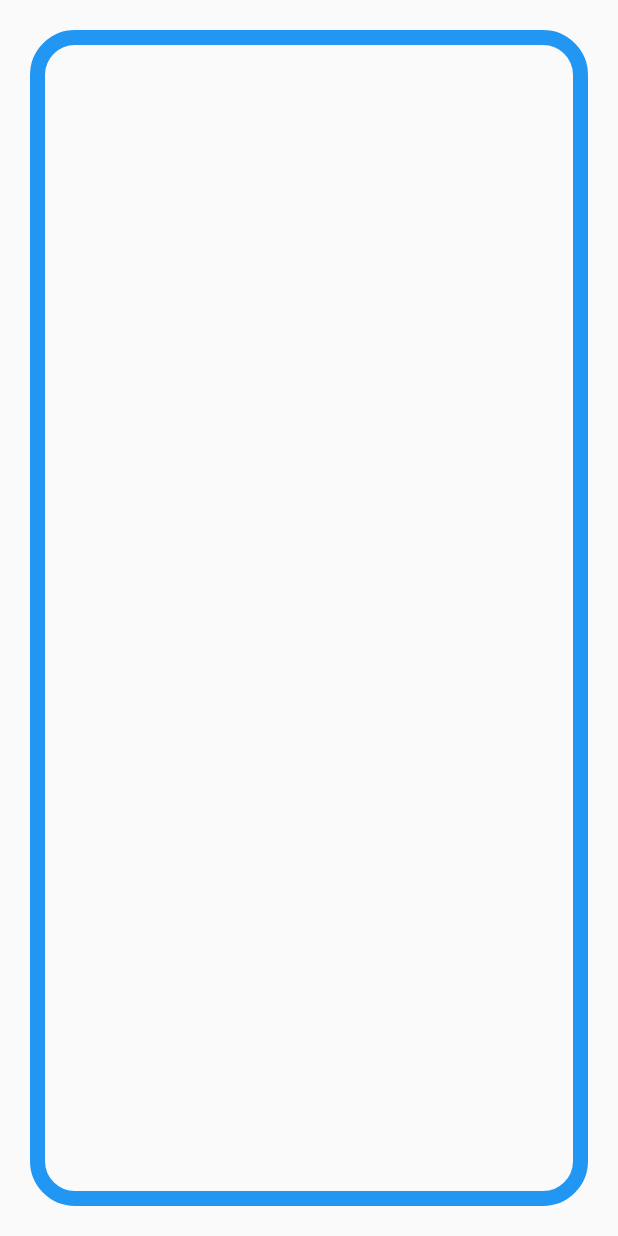
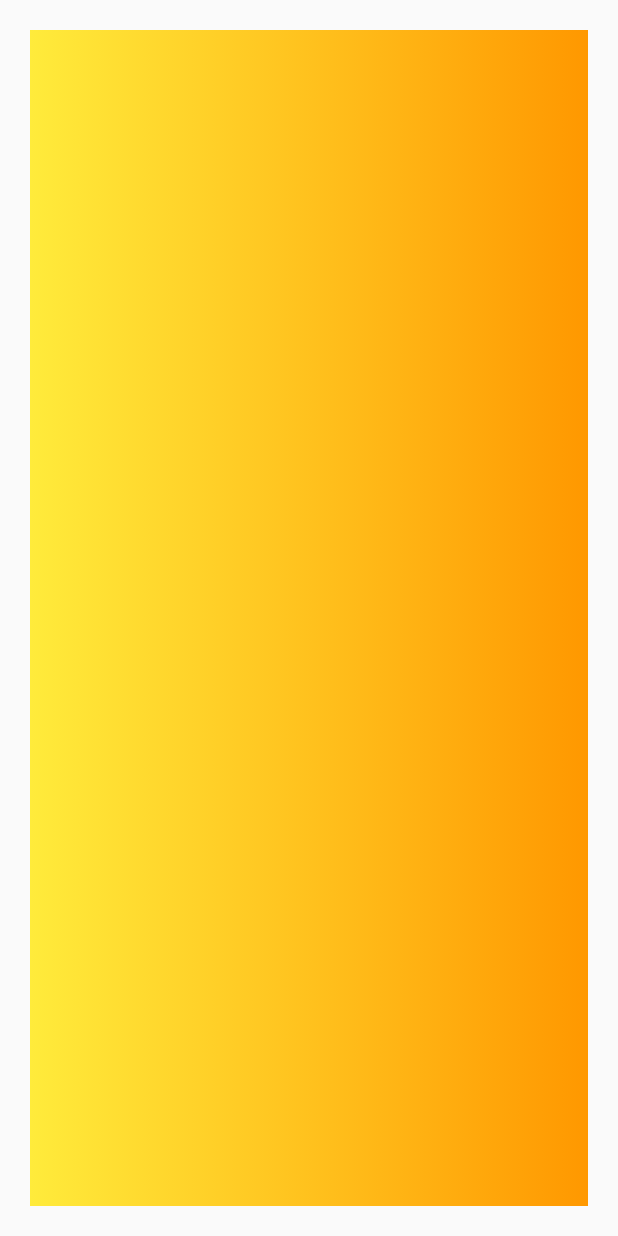
Before and after one commit to littleironical/My_First_Website, a Flutter app: the screen it shows after launch, on a phone screen of 412 x 824 dp. Run offline on Flutter 3.47's test engine with Material 2 defaults, Android fonts, the phone set to English and light mode, and no system bars.

Commit message:
gradient color

```diff
--- a/lib/main.dart
+++ b/lib/main.dart
@@ -19,13 +19,21 @@ class MyApp extends StatelessWidget {
           padding: EdgeInsets.all(20.0),
           child: Container(
             decoration: BoxDecoration(
-              borderRadius: BorderRadius.all(Radius.circular(30.0)),
-              border: Border.all(
-                color: Colors.blue,
-                width: 10.0,
-                style: BorderStyle.solid,
-              ),
+              gradient: LinearGradient(
+                colors: [Colors.yellow, Colors.orange]
+              )
             ),
+            // child: Container(
+            //   decoration: BoxDecoration(
+            //     borderRadius: BorderRadius.all(Radius.circular(30.0)),
+            //     border: Border.all(
+            //       color: Color(0xFF494D55),
+            //       width: 10.0,
+            //       style: BorderStyle.solid,
+            //     ),
+            //   ),
+            //   alignment: Alignment.center,
+            // ),
           ),
         ),
       ),
```
